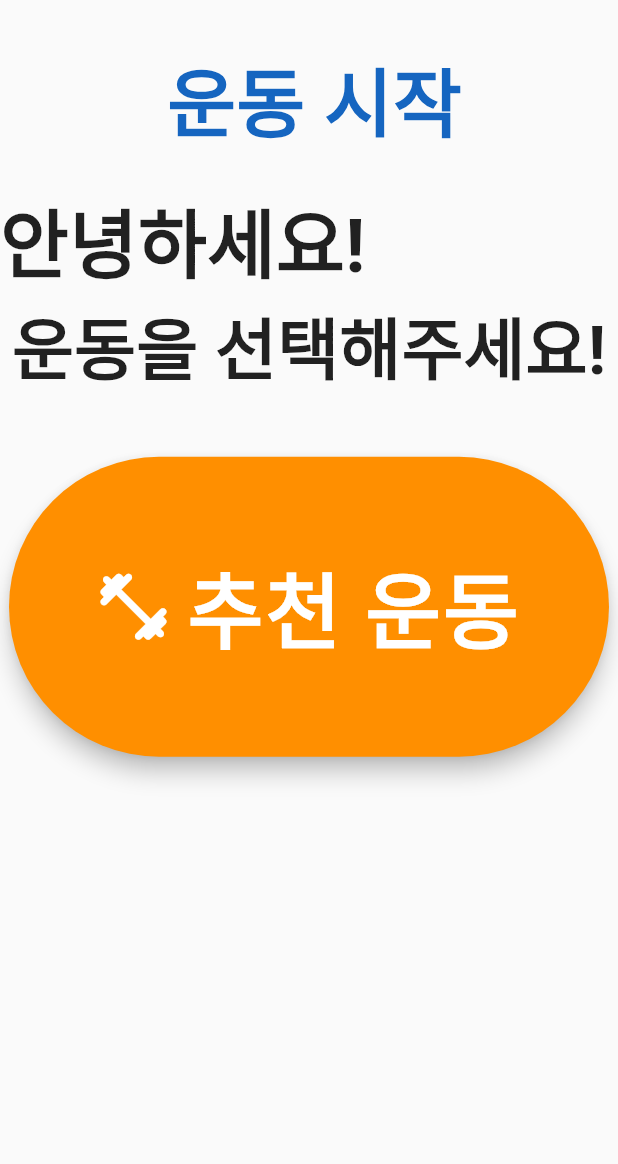
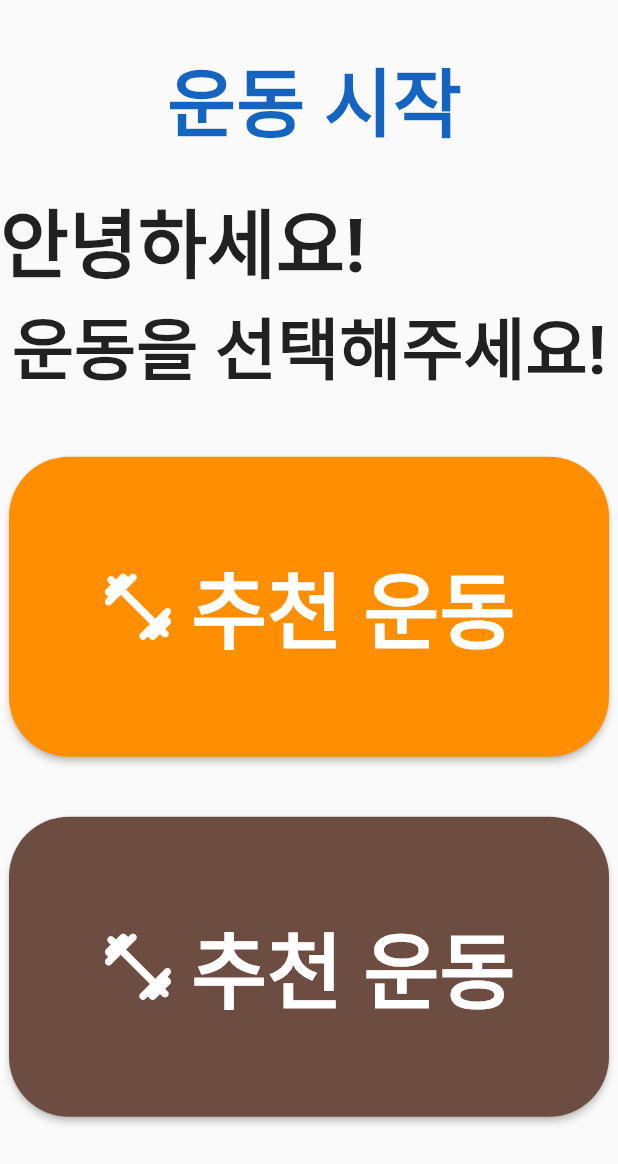
Before and after one commit to joowhan/OPAL, a Flutter app: the Home screen opened directly, on a phone screen of 412 x 824 dp. Shown: the top 1164 px of the screen. Run offline on Flutter 3.47's test engine with Material 2 defaults, Android fonts, the phone set to English and light mode, and no system bars.

Commit message:
fix main.dart & home.dart

```diff
--- a/lib/main.dart
+++ b/lib/main.dart
@@ -30,7 +30,7 @@ class MyHomePage extends StatefulWidget {
 class _MyHomePageState extends State<MyHomePage> {
   int _currentIndex = 0;
 
-  final List<Widget> _children = [Home(), First(), Second()];
+  final List<Widget> _children = [ First(),Home(), Second()];
   void _onTap(int index) {
     setState(() {
       _currentIndex = index;
@@ -63,6 +63,11 @@ class _MyHomePageState extends State<MyHomePage> {
             currentIndex: _currentIndex,
             items: [
               new BottomNavigationBarItem(
+                icon: Icon(Icons.account_circle_outlined),
+                // ignore: deprecated_member_use
+                title: Text('Account'),
+                ),
+              new BottomNavigationBarItem(
                 icon: Icon(Icons.home),
                 //label:'Home',
                 // ignore: deprecated_member_use
@@ -72,11 +77,6 @@ class _MyHomePageState extends State<MyHomePage> {
                 icon: Icon(Icons.accessibility_new),
                 // ignore: deprecated_member_use
                 title: Text('Start Training'),
-              ),
-              new BottomNavigationBarItem(
-                icon: Icon(Icons.account_circle_outlined),
-                // ignore: deprecated_member_use
-                title: Text('Account'),
               )
             ]));
   }
--- a/lib/screens/home.dart
+++ b/lib/screens/home.dart
@@ -39,15 +39,18 @@ class _HomeState extends State<Home> {
               height:200,
               width: 400,
               child:
-              FloatingActionButton.extended(
+              RaisedButton.icon(
                 onPressed: () {
                   Navigator.push(
                     //push를 눌렀을 때 edit로 넘어가
                       context,
                       CupertinoPageRoute(builder: (context) => SecondRoute()));
                 },
-                backgroundColor: Colors.amber[800],
-                tooltip: '추천 운동을 누르세요',
+                shape: RoundedRectangleBorder(
+                    borderRadius: BorderRadius.all(Radius.circular(40.0))),
+                color: Colors.amber[800],
+                  splashColor: Colors.red,
+                textColor: Colors.white,
                 label: Text('추천 운동', style: TextStyle(fontWeight: FontWeight.bold, fontSize: 55)),
                 icon: Icon(Icons.fitness_center_rounded, size: 55, color: Colors.white),
               ),
@@ -61,19 +64,22 @@ class _HomeState extends State<Home> {
             Container(
               height:200,
               width: 400,
-              /*child:
-               FloatingActionButton.extended(
+              child:
+              RaisedButton.icon(
                 onPressed: () {
                   Navigator.push(
-                    //push를 눌렀을 때 넘어가
+                    //push를 눌렀을 때 edit로 넘어가
                       context,
-                      CupertinoPageRoute(builder: (context) => First()));
+                      CupertinoPageRoute(builder: (context) => SecondRoute()));
                 },
-                 backgroundColor: Colors.brown[800],
-                tooltip: '추천 운동을 누르세요',
-                label: Text('내 운동 ', style: TextStyle(fontWeight: FontWeight.bold, fontSize: 55)),
-                icon: Icon(Icons.fitness_center_rounded, size: 55),
-              ),*/
+                shape: RoundedRectangleBorder(
+                    borderRadius: BorderRadius.all(Radius.circular(40.0))),
+                color: Colors.brown[600],
+                splashColor: Colors.red,
+                textColor: Colors.white,
+                label: Text('추천 운동', style: TextStyle(fontWeight: FontWeight.bold, fontSize: 55)),
+                icon: Icon(Icons.fitness_center_rounded, size: 55, color: Colors.white),
+              ),
             ),
 
           ],
```
Lines whose indentation alone changed are shown as unchanged.
